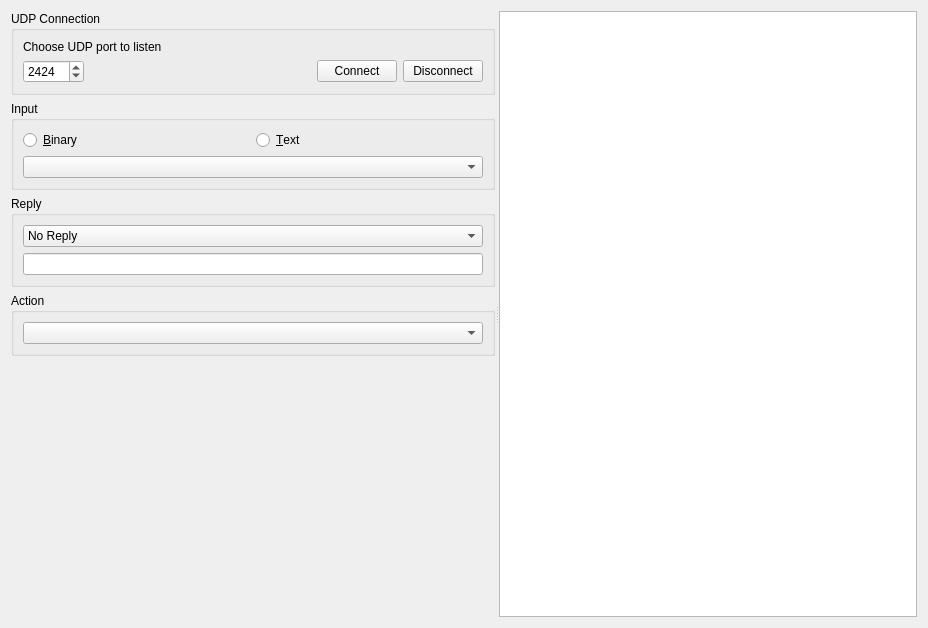
Old version of the form PLDesk/udplistener.ui in the repository khomchenkovaa/PortListener.
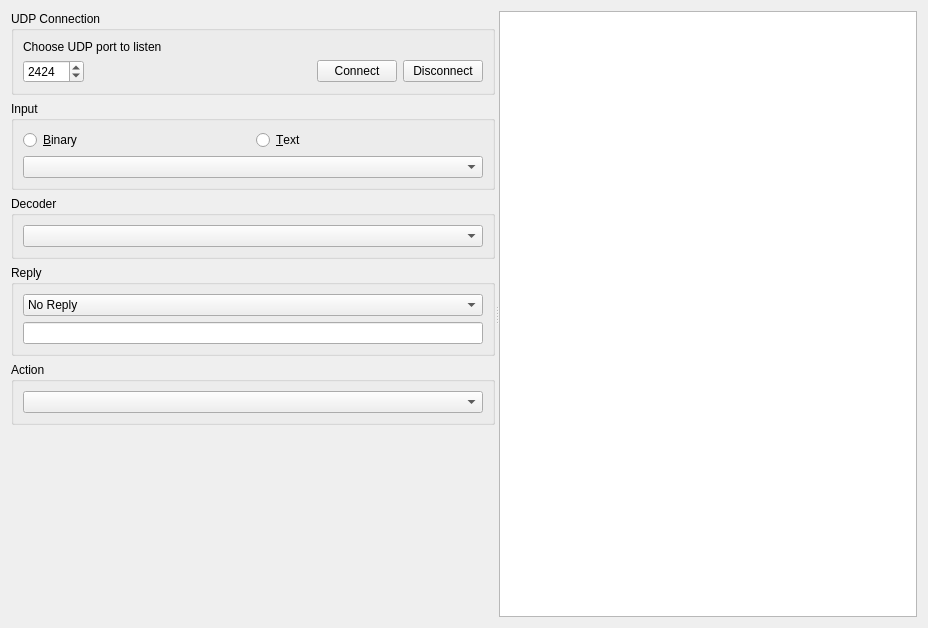
New version of the form.

Commit message: [ADD] decoders to all listeners

What changed in the file:
```diff
--- a/PLDesk/udplistener.ui
+++ b/PLDesk/udplistener.ui
@@ -111,6 +111,18 @@
          </layout>
         </widget>
        </item>
+       <item>
+        <widget class="QGroupBox" name="boxDecoder">
+         <property name="title">
+          <string>Decoder</string>
+         </property>
+         <layout class="QVBoxLayout" name="verticalLayoutDecoder">
+          <item>
+           <widget class="QComboBox" name="cmbDecoder"/>
+          </item>
+         </layout>
+        </widget>
+       </item>
        <item>
         <widget class="QGroupBox" name="boxReply">
          <property name="title">
```
The commit also changes 8 other files.
